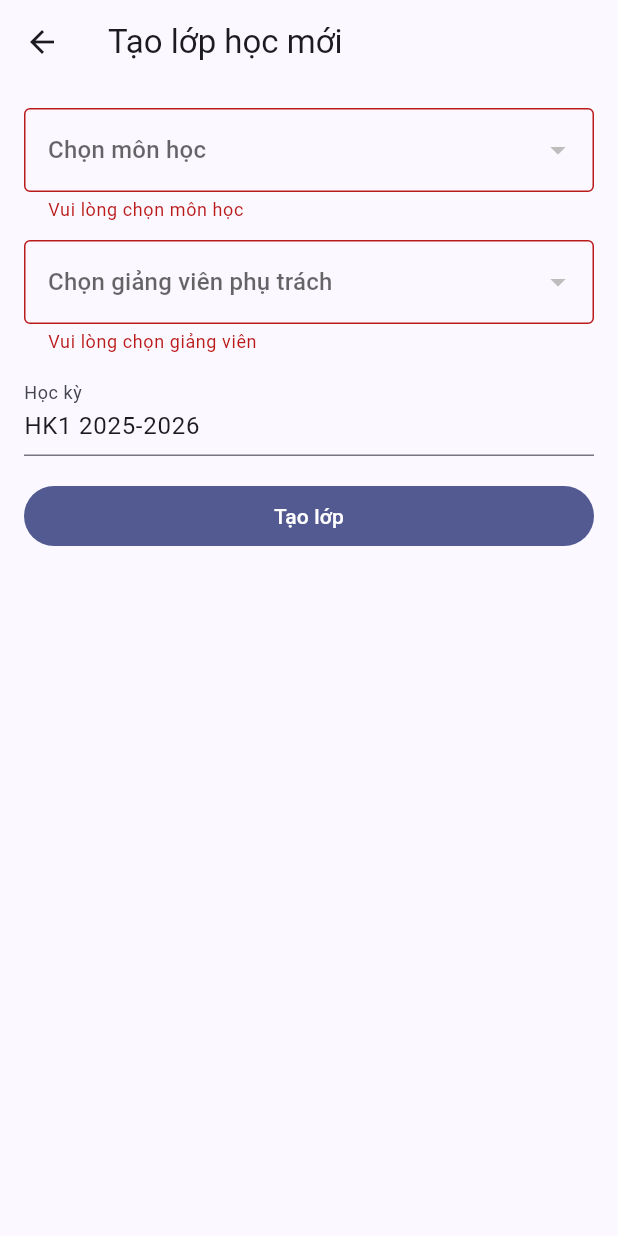
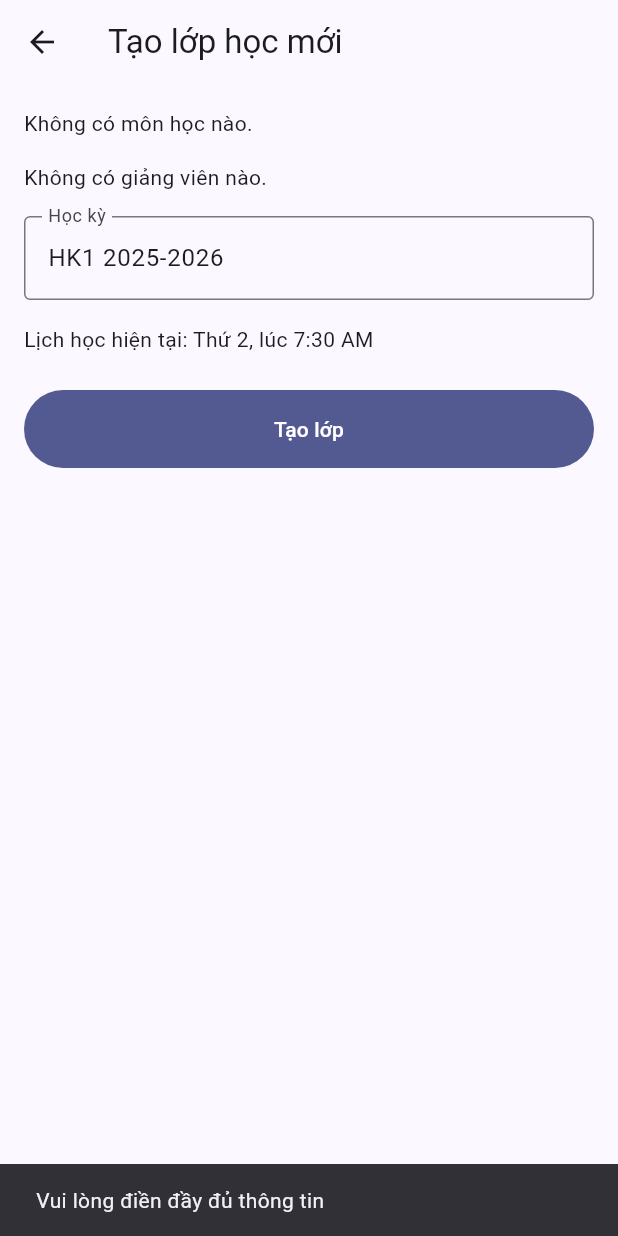
Before and after one commit to AnhHa2011/attendify, a Flutter app: the CreateClassPage screen opened directly, after a tap on "Tạo lớp", on a phone screen of 412 x 824 dp. Run offline on Flutter 3.47's test engine with Material 3 defaults, Android fonts, the phone set to English and light mode, and no system bars; our stand-ins replace cloud_firestore, file_picker, firebase_auth, firebase_core, firebase_storage, flutter_local_notifications and 6 more; missing offline and left inert: dart:html, excel, mobile_scanner; accounts and stored records are empty.

Commit message:
fix bug create_class_page.dart

```diff
--- a/lib/features/classes/presentation/pages/create_class_page.dart
+++ b/lib/features/classes/presentation/pages/create_class_page.dart
@@ -18,15 +18,14 @@ class CreateClassPage extends StatefulWidget {
 class _CreateClassPageState extends State<CreateClassPage> {
   final _formKey = GlobalKey<FormState>();
 
-  // === THAY ĐỔI STATE: LƯU ID THAY VÌ TEXTCONTROLLER ===
   String? _selectedCourseId;
   String? _selectedLecturerId;
   final _semesterCtrl = TextEditingController(text: 'HK1 2025-2026');
   final _maxAbsCtrl = TextEditingController(text: '3');
-  // Lịch học vẫn giữ nguyên
-  final int _day = 1;
-  final _startCtrl = TextEditingController(text: '07:30');
-  final _endCtrl = TextEditingController(text: '09:30');
+
+  // Sửa lại state cho lịch học để dễ quản lý
+  int _dayOfWeek = 1; // Thứ 2
+  TimeOfDay _startTime = const TimeOfDay(hour: 7, minute: 30);
 
   bool _submitting = false;
 
@@ -34,25 +33,39 @@ class _CreateClassPageState extends State<CreateClassPage> {
   void dispose() {
     _semesterCtrl.dispose();
     _maxAbsCtrl.dispose();
-    _startCtrl.dispose();
-    _endCtrl.dispose();
     super.dispose();
   }
 
+  // === HÀM HELPER ĐỂ CHUYỂN ĐỔI STRING SANG TIMEOFDAY ===
+  // (Bạn có thể bỏ qua hàm này nếu bạn dùng TimePicker để chọn giờ)
+  TimeOfDay _parseTime(String time) {
+    final parts = time.split(':');
+    return TimeOfDay(hour: int.parse(parts[0]), minute: int.parse(parts[1]));
+  }
+
   Future<void> _submit() async {
-    if (!_formKey.currentState!.validate()) return;
+    if (!_formKey.currentState!.validate() ||
+        _selectedCourseId == null ||
+        _selectedLecturerId == null) {
+      // Thêm kiểm tra null cho Dropdown
+      ScaffoldMessenger.of(context).showSnackBar(
+        const SnackBar(content: Text('Vui lòng điền đầy đủ thông tin')),
+      );
+      return;
+    }
     setState(() => _submitting = true);
 
     try {
       final svc = context.read<ClassService>();
 
-      // === THAY ĐỔI LOGIC SUBMIT: DÙNG ID ĐÃ CHỌN ===
+      // === PHẦN SỬA LỖI QUAN TRỌNG NHẤT ===
+      // Sử dụng đúng tên tham số (dayOfWeek, startTime) và đúng kiểu dữ liệu.
       final classId = await svc.createClass(
         courseId: _selectedCourseId!,
         lecturerId: _selectedLecturerId!,
         semester: _semesterCtrl.text.trim(),
         schedules: [
-          ClassSchedule(day: _day, start: _startCtrl.text, end: _endCtrl.text),
+          ClassSchedule(dayOfWeek: _dayOfWeek, startTime: _startTime),
         ],
         maxAbsences: int.parse(_maxAbsCtrl.text),
       );
@@ -79,6 +92,7 @@ class _CreateClassPageState extends State<CreateClassPage> {
 
   @override
   Widget build(BuildContext context) {
+    // Để code gọn hơn, có thể khai báo service ở đây
     final classService = context.read<ClassService>();
 
     return Scaffold(
@@ -92,16 +106,19 @@ class _CreateClassPageState extends State<CreateClassPage> {
               key: _formKey,
               child: ListView(
                 children: [
-                  // === THAY ĐỔI: DROPDOWN CHỌN MÔN HỌC ===
+                  // Dropdown chọn môn học (Code của bạn đã đúng)
                   StreamBuilder<List<CourseModel>>(
                     stream: classService.getAllCoursesStream(),
                     builder: (context, snapshot) {
-                      if (!snapshot.hasData) {
-                        return const CircularProgressIndicator();
+                      if (snapshot.connectionState == ConnectionState.waiting) {
+                        return const Center(child: CircularProgressIndicator());
+                      }
+                      if (!snapshot.hasData || snapshot.data!.isEmpty) {
+                        return const Text('Không có môn học nào.');
                       }
                       final courses = snapshot.data!;
                       return DropdownButtonFormField<String>(
-                        initialValue: _selectedCourseId,
+                        value: _selectedCourseId,
                         hint: const Text('Chọn môn học'),
                         items: courses.map((course) {
                           return DropdownMenuItem(
@@ -117,23 +134,26 @@ class _CreateClassPageState extends State<CreateClassPage> {
                             v == null ? 'Vui lòng chọn môn học' : null,
                         decoration: const InputDecoration(
                           border: OutlineInputBorder(),
+                          labelText: 'Môn học',
                         ),
                       );
                     },
                   ),
-                  const SizedBox(height: 12),
+                  const SizedBox(height: 16),
 
-                  // === THAY ĐỔI: DROPDOWN CHỌN GIẢNG VIÊN ===
+                  // Dropdown chọn giảng viên (Code của bạn đã đúng)
                   StreamBuilder<List<Map<String, String>>>(
-                    stream: classService
-                        .lecturersStream(), // Giả sử hàm này vẫn tồn tại
+                    stream: classService.lecturersStream(),
                     builder: (context, snapshot) {
-                      if (!snapshot.hasData) {
-                        return const CircularProgressIndicator();
+                      if (snapshot.connectionState == ConnectionState.waiting) {
+                        return const Center(child: CircularProgressIndicator());
+                      }
+                      if (!snapshot.hasData || snapshot.data!.isEmpty) {
+                        return const Text('Không có giảng viên nào.');
                       }
                       final lecturers = snapshot.data!;
                       return DropdownButtonFormField<String>(
-                        initialValue: _selectedLecturerId,
+                        value: _selectedLecturerId,
                         hint: const Text('Chọn giảng viên phụ trách'),
                         items: lecturers.map((lecturer) {
                           return DropdownMenuItem(
@@ -149,27 +169,46 @@ class _CreateClassPageState extends State<CreateClassPage> {
                             v == null ? 'Vui lòng chọn giảng viên' : null,
                         decoration: const InputDecoration(
                           border: OutlineInputBorder(),
+                          labelText: 'Giảng viên',
                         ),
                       );
                     },
                   ),
-                  const SizedBox(height: 12),
+                  const SizedBox(height: 16),
 
-                  // === THAY ĐỔI: NHẬP HỌC KỲ ===
+                  // Nhập học kỳ
                   TextFormField(
                     controller: _semesterCtrl,
-                    decoration: const InputDecoration(labelText: 'Học kỳ'),
+                    decoration: const InputDecoration(
+                      labelText: 'Học kỳ',
+                      border: OutlineInputBorder(),
+                    ),
                     validator: (v) =>
                         v == null || v.trim().isEmpty ? 'Nhập học kỳ' : null,
                   ),
+                  const SizedBox(height: 16),
 
-                  // Các trường còn lại (lịch học, số buổi vắng) có thể giữ nguyên
-                  // ...
-                  const SizedBox(height: 16),
+                  // TODO: Thêm UI để người dùng có thể chọn ngày và giờ ở đây
+                  // Ví dụ đơn giản:
+                  Text(
+                    'Lịch học hiện tại: Thứ ${_dayOfWeek + 1}, lúc ${_startTime.format(context)}',
+                  ),
+
+                  const SizedBox(height: 24),
                   FilledButton(
+                    style: FilledButton.styleFrom(
+                      padding: const EdgeInsets.symmetric(vertical: 16),
+                    ),
                     onPressed: _submitting ? null : _submit,
                     child: _submitting
-                        ? const CircularProgressIndicator()
+                        ? const SizedBox(
+                            width: 24,
+                            height: 24,
+                            child: CircularProgressIndicator(
+                              strokeWidth: 3,
+                              color: Colors.white,
+                            ),
+                          )
                         : const Text('Tạo lớp'),
                   ),
                 ],
```
